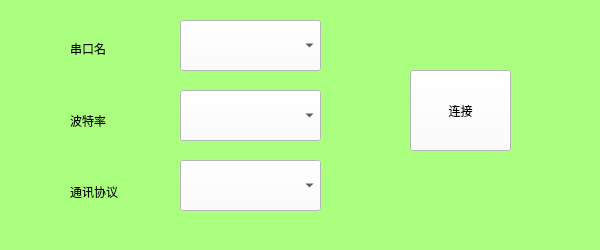
First picture: the form in portui.ui, repository Mr-tang0/Qt_based_MG_stepper_motor_operating_system, before the edit.
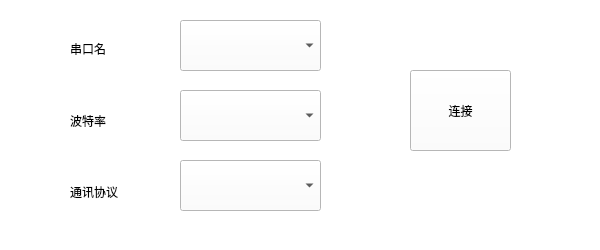
Second picture: the form after the edit.

```diff
--- a/portui.ui
+++ b/portui.ui
@@ -15,7 +15,7 @@
   </property>
   <property name="styleSheet">
    <string notr="true">background-color: rgb(255, 255, 255);
-background-color: rgb(170, 255, 127);</string>
+</string>
   </property>
   <widget class="QPushButton" name="connect">
    <property name="geometry">
@@ -92,12 +92,12 @@
     <string/>
    </property>
   </widget>
-  <widget class="QWidget" name="">
+  <widget class="QWidget" name="layoutWidget">
    <property name="geometry">
     <rect>
      <x>70</x>
      <y>40</y>
-     <width>82</width>
+     <width>98</width>
      <height>161</height>
     </rect>
    </property>
```
